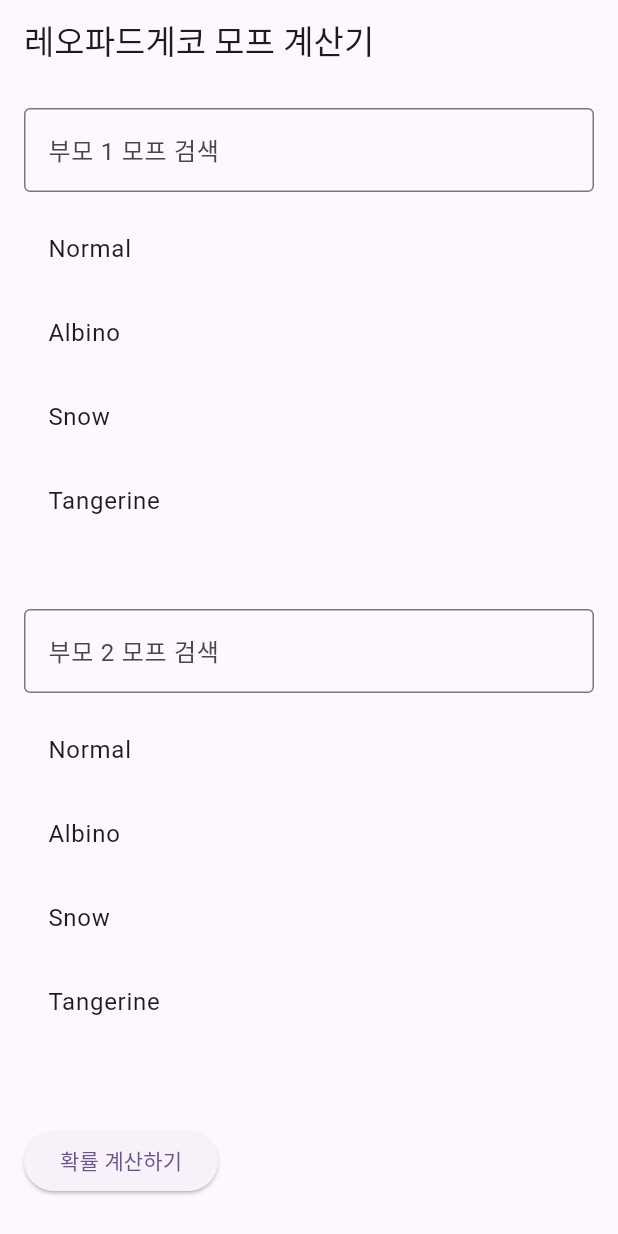
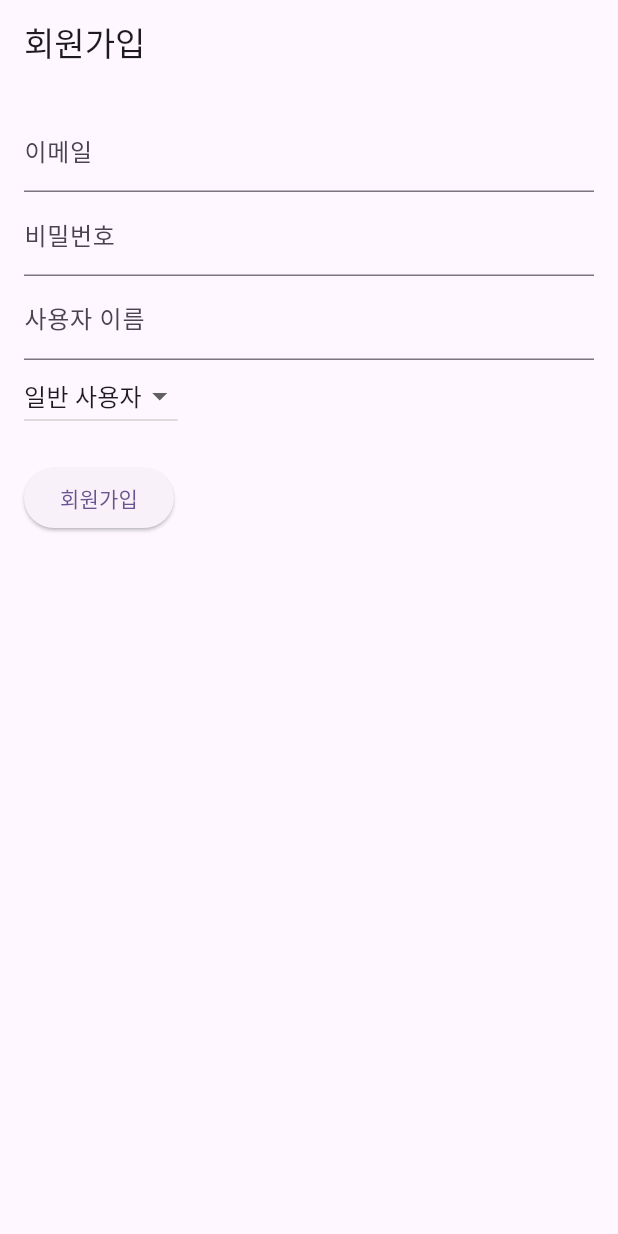
Before and after one commit to oobinkim/rep_f_Flutter, a Flutter app: the screen it shows after launch, on a phone screen of 412 x 824 dp. Run offline on Flutter 3.47's test engine with Material 3 defaults, Android fonts, the phone set to English and light mode, and no system bars; our stand-ins replace cloud_firestore, firebase_auth, firebase_core; accounts and stored records are empty.

Commit message:
fire store 연동확인을 위한 화면추가

```diff
--- a/lib/main.dart
+++ b/lib/main.dart
@@ -1,5 +1,5 @@
 import 'package:flutter/material.dart';
-import 'views/morph_calculator_view.dart';
+import 'views/registration_view.dart';
 import 'package:firebase_core/firebase_core.dart';
 import 'package:flutter/foundation.dart' show kIsWeb;
 
@@ -36,12 +36,12 @@ class MyApp extends StatelessWidget {
   @override
   Widget build(BuildContext context) {
     return MaterialApp(
-      title: 'Morph Calculator',
+      title: '회원가입',
       theme: ThemeData(
         colorScheme: ColorScheme.fromSeed(seedColor: Colors.deepPurple),
         useMaterial3: true,
       ),
-      home: MorphCalculatorView(), // 초기 화면을 MorphCalculatorView로 설정
+      home:  RegistrationView(), // 초기 화면을 RegistrationView로 설정
     );
   }
 }
--- /dev/null
+++ b/lib/views/registration_view.dart
@@ -0,0 +1,70 @@
+import 'package:flutter/material.dart';
+import 'package:provider/provider.dart';
+import '../viewmodels/registration_view_model.dart';
+
+class RegistrationView extends StatelessWidget {
+  @override
+  Widget build(BuildContext context) {
+    return ChangeNotifierProvider(
+      create: (_) => RegistrationViewModel(),
+      child: Consumer<RegistrationViewModel>(
+        builder: (context, viewModel, child) {
+          return Scaffold(
+            appBar: AppBar(title: Text("회원가입")),
+            body: Padding(
+              padding: const EdgeInsets.all(16.0),
+              child: Column(
+                crossAxisAlignment: CrossAxisAlignment.start,
+                children: [
+                  TextField(
+                    decoration: InputDecoration(labelText: "이메일"),
+                    onChanged: (value) => viewModel.email = value,
+                  ),
+                  TextField(
+                    decoration: InputDecoration(labelText: "비밀번호"),
+                    obscureText: true,
+                    onChanged: (value) => viewModel.password = value,
+                  ),
+                  TextField(
+                    decoration: InputDecoration(labelText: "사용자 이름"),
+                    onChanged: (value) => viewModel.userName = value,
+                  ),
+                  DropdownButton<String>(
+                    value: viewModel.userType,
+                    items: [
+                      DropdownMenuItem(value: 'regular', child: Text("일반 사용자")),
+                      DropdownMenuItem(value: 'breeder', child: Text("브리더")),
+                    ],
+                    onChanged: (value) {
+                      if (value != null) {
+                        viewModel.userType = value;
+                      }
+                    },
+                  ),
+                  SizedBox(height: 20),
+                  if (viewModel.isLoading)
+                    Center(child: CircularProgressIndicator())
+                  else
+                    ElevatedButton(
+                      onPressed: () {
+                        viewModel.register();
+                      },
+                      child: Text("회원가입"),
+                    ),
+                  if (viewModel.errorMessage.isNotEmpty)
+                    Padding(
+                      padding: const EdgeInsets.only(top: 16.0),
+                      child: Text(
+                        viewModel.errorMessage,
+                        style: TextStyle(color: Colors.red),
+                      ),
+                    ),
+                ],
+              ),
+            ),
+          );
+        },
+      ),
+    );
+  }
+}
```
